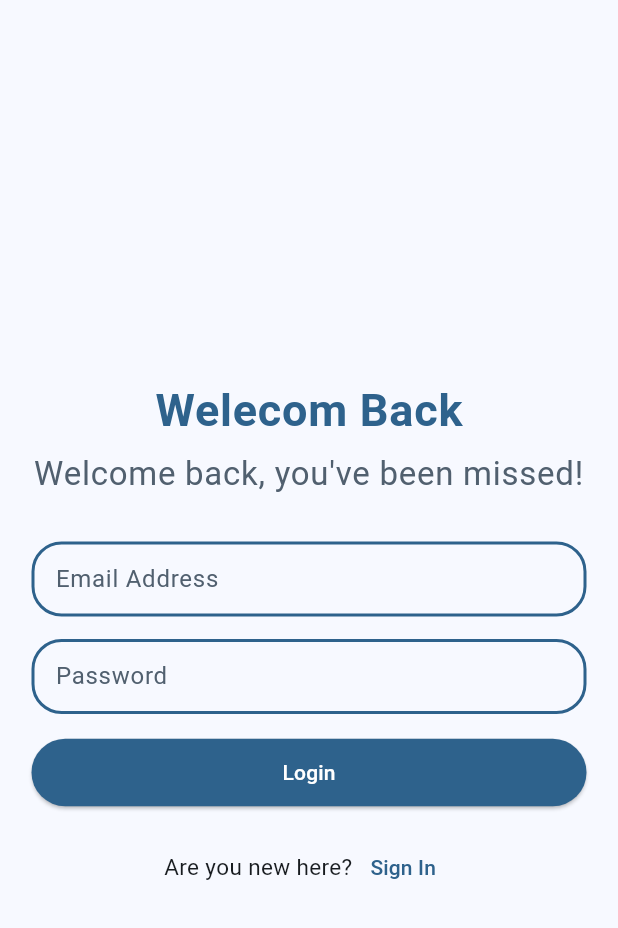
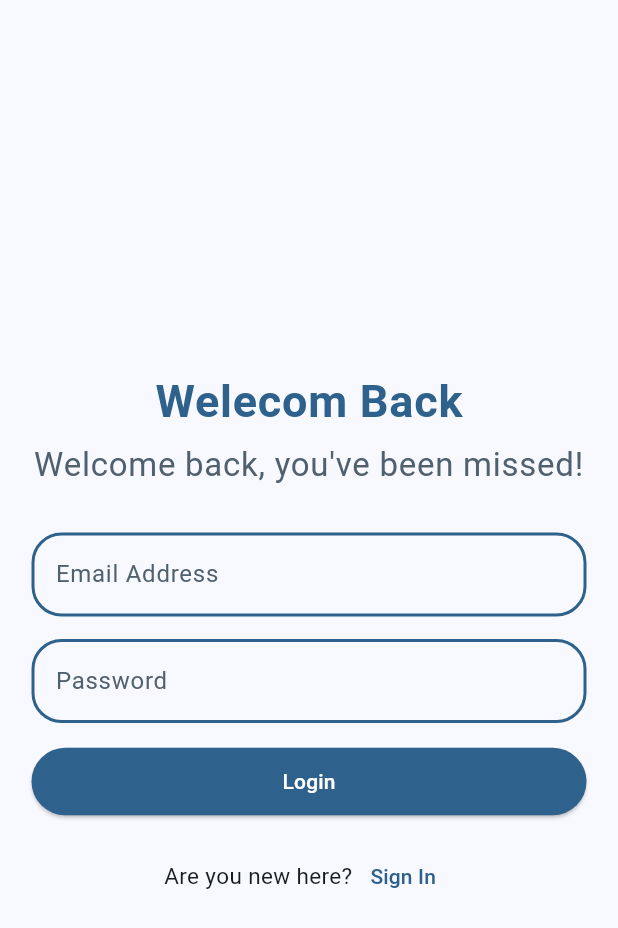
Before and after one commit to KenebiObi/my_test_app, a Flutter app: the SignInScreen screen opened directly, after a tap on "Sign Up", after a tap on "Login", on a phone screen of 412 x 824 dp. Shown: the top 928 px of the screen. Run offline on Flutter 3.47's test engine with Material 2 defaults, Android fonts, the light colour scheme and no system bars; our stand-ins replace animated_splash_screen, firebase_auth, firebase_core; accounts and stored records are empty.

Commit message:
Changed a few things

```diff
--- a/lib/main.dart
+++ b/lib/main.dart
@@ -6,6 +6,7 @@ import "package:my_test_app/screens/home_page.dart";
 // import 'package:my_test_app/home_page.dart';
 import 'package:my_test_app/screens/main_screen.dart';
 import "package:my_test_app/screens/signin_screen.dart";
+import "package:my_test_app/screens/splash_screen.dart";
 
 import "firebase_options.dart";
 
@@ -24,21 +25,31 @@ final appTheme = ThemeData(
   useMaterial3: true,
 );
 
-class PasswordApp extends StatelessWidget {
+class PasswordApp extends StatefulWidget {
   const PasswordApp({super.key});
 
+  @override
+  State<PasswordApp> createState() => _PasswordAppState();
+}
+
+class _PasswordAppState extends State<PasswordApp> {
   @override
   Widget build(BuildContext context) {
     return MaterialApp(
       debugShowCheckedModeBanner: false,
-      home: StreamBuilder(
+      home: StreamBuilder<User?>(
         stream: FirebaseAuth.instance.authStateChanges(),
         builder: (context, snapshot) {
+          if (snapshot.connectionState == ConnectionState.waiting) {
+            return SplashScreen();
+          }
           if (snapshot.hasData) {
+            print(
+                "oOOOOOOOOOOOOOOOOOOOOOOOOOOOOOOOOOOOOOOOOOOOOOOOOOOOOOOOOOOOOOOOOOOHKKK");
             return const HomePage();
-          } else {
-            return MainScreen();
           }
+          print("SHIT");
+          return MainScreen();
         },
       ),
       theme: appTheme,
--- a/lib/screens/home_page.dart
+++ b/lib/screens/home_page.dart
@@ -1,7 +1,5 @@
 import 'package:firebase_auth/firebase_auth.dart';
 import 'package:flutter/material.dart';
-
-final _firebase = FirebaseAuth.instance;
 
 class HomePage extends StatelessWidget {
   const HomePage({super.key});
--- a/lib/screens/signin_screen.dart
+++ b/lib/screens/signin_screen.dart
@@ -23,6 +23,7 @@ class _SignInScreenState extends State<SignInScreen> {
       email: _emailController.text.trim(),
       password: _passwordController.text.trim(),
     );
+    print("NIce");
     print(userCredential);
   }
 
@@ -65,7 +66,7 @@ class _SignInScreenState extends State<SignInScreen> {
                   const SizedBox(height: 30.0),
                   // Email textfield
                   Container(
-                    height: 50.0,
+                    // height: 50.0,
                     padding: const EdgeInsets.symmetric(horizontal: 6.0),
                     child: TextFormField(
                       controller: _emailController,
@@ -103,7 +104,7 @@ class _SignInScreenState extends State<SignInScreen> {
                   const SizedBox(height: 15.0),
                   // Password textfeild
                   Container(
-                    height: 50.0,
+                    // height: 50.0,
                     padding: const EdgeInsets.symmetric(horizontal: 6.0),
                     child: TextFormField(
                       controller: _passwordController,
@@ -111,7 +112,7 @@ class _SignInScreenState extends State<SignInScreen> {
                         if (value == null ||
                             value.isEmpty ||
                             value.trim().length < 6) {
-                          return "Please enter a strong password containing more than 6 characters";
+                          return "Please enter a password containing more than 6 characters";
                         }
                         return null;
                       },
@@ -139,7 +140,7 @@ class _SignInScreenState extends State<SignInScreen> {
                       ),
                     ),
                   ),
-                  const SizedBox(height: 50.0),
+                  const SizedBox(height: 15.0),
                   Padding(
                     padding: const EdgeInsets.symmetric(horizontal: 6.0),
                     child: ElevatedButton(
@@ -148,28 +149,11 @@ class _SignInScreenState extends State<SignInScreen> {
                         backgroundColor: Theme.of(context).colorScheme.primary,
                       ),
                       onPressed: () {
-                        setState(
-                          () {
-                            if (_formKey.currentState!.validate()) {
-                              signUp();
-                              Navigator.push(
-                                context,
-                                MaterialPageRoute(
-                                  builder: ((context) => HomePage()),
-                                ),
-                              );
-                            } else {
-                              print("Failed to login");
-
-                              // Navigator.push(
-                              //   context,
-                              //   MaterialPageRoute(
-                              //     builder: ((context) => HomePage()),
-                              //   ),
-                              // );
-                            }
-                          },
-                        );
+                        setState(() {
+                          if (_formKey.currentState!.validate()) {
+                            signUp();
+                          }
+                        });
                       },
                       child: const Text(
                         "Sign Up",
```
Also changed, not shown: lib/screens/login_screen.dart (+6 -30 lines), lib/screens/splash_screen.dart (+12 -36 lines).
